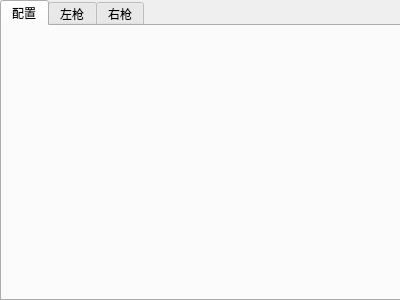
First picture: the form in widget.ui, repository YaoLiMuMu/changer-test, before the edit.
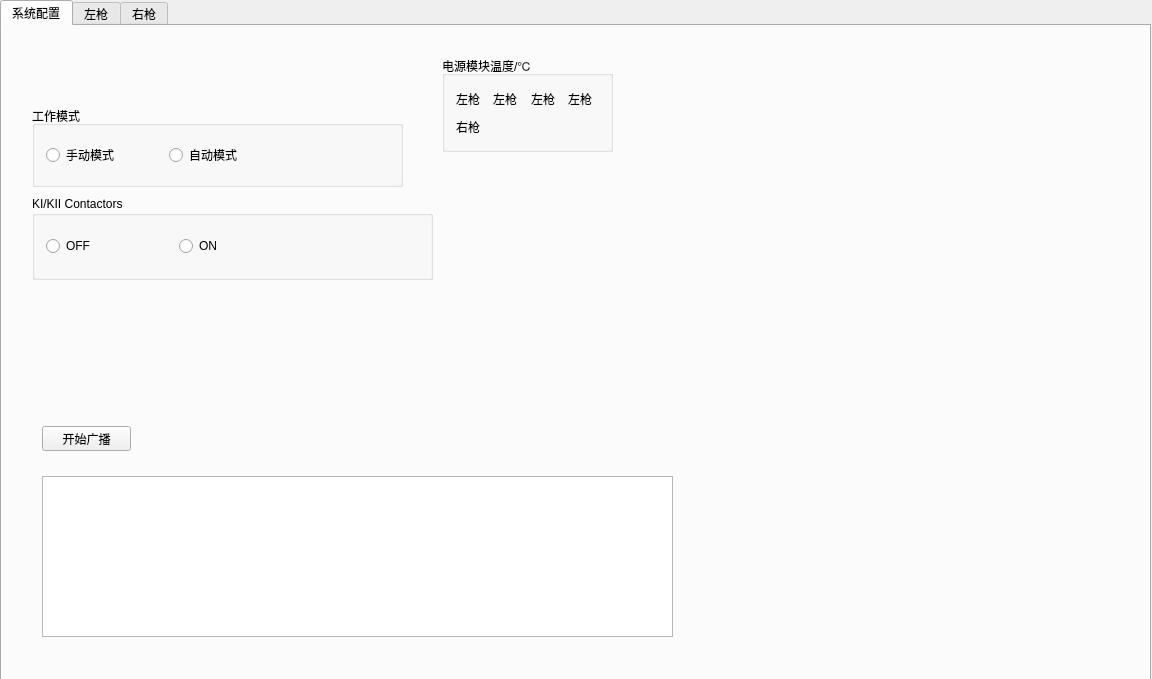
Second picture: the form after the edit. The open tabs and pages were chosen to show the change.

```diff
--- a/widget.ui
+++ b/widget.ui
@@ -6,8 +6,8 @@
    <rect>
     <x>0</x>
     <y>0</y>
-    <width>400</width>
-    <height>300</height>
+    <width>1152</width>
+    <height>679</height>
    </rect>
   </property>
   <property name="windowTitle">
@@ -18,8 +18,8 @@
     <rect>
      <x>0</x>
      <y>0</y>
-     <width>401</width>
-     <height>301</height>
+     <width>1151</width>
+     <height>681</height>
     </rect>
    </property>
    <property name="currentIndex">
@@ -27,8 +27,219 @@
    </property>
    <widget class="QWidget" name="tab">
     <attribute name="title">
-     <string>配置</string>
+     <string>系统配置</string>
     </attribute>
+    <widget class="QGroupBox" name="groupBox">
+     <property name="geometry">
+      <rect>
+       <x>440</x>
+       <y>30</y>
+       <width>171</width>
+       <height>96</height>
+      </rect>
+     </property>
+     <property name="title">
+      <string>电源模块温度/℃</string>
+     </property>
+     <layout class="QGridLayout" name="gridLayout_2">
+      <item row="0" column="1">
+       <widget class="QLabel" name="label1_5">
+        <property name="text">
+         <string>左枪</string>
+        </property>
+       </widget>
+      </item>
+      <item row="0" column="2">
+       <widget class="QLabel" name="label1_6">
+        <property name="text">
+         <string>左枪</string>
+        </property>
+       </widget>
+      </item>
+      <item row="3" column="0">
+       <widget class="QLabel" name="label1_4">
+        <property name="text">
+         <string>右枪</string>
+        </property>
+       </widget>
+      </item>
+      <item row="0" column="0">
+       <widget class="QLabel" name="label1_3">
+        <property name="text">
+         <string>左枪</string>
+        </property>
+       </widget>
+      </item>
+      <item row="0" column="3">
+       <widget class="QLabel" name="label1_7">
+        <property name="text">
+         <string>左枪</string>
+        </property>
+       </widget>
+      </item>
+     </layout>
+    </widget>
+    <widget class="QPushButton" name="pushButton">
+     <property name="geometry">
+      <rect>
+       <x>40</x>
+       <y>400</y>
+       <width>89</width>
+       <height>25</height>
+      </rect>
+     </property>
+     <property name="text">
+      <string>开始广播</string>
+     </property>
+    </widget>
+    <widget class="QListWidget" name="listWidget">
+     <property name="geometry">
+      <rect>
+       <x>40</x>
+       <y>450</y>
+       <width>631</width>
+       <height>161</height>
+      </rect>
+     </property>
+    </widget>
+    <widget class="QGroupBox" name="groupBox_3">
+     <property name="geometry">
+      <rect>
+       <x>30</x>
+       <y>80</y>
+       <width>371</width>
+       <height>81</height>
+      </rect>
+     </property>
+     <property name="title">
+      <string>工作模式</string>
+     </property>
+     <layout class="QHBoxLayout" name="horizontalLayout_4">
+      <item>
+       <widget class="QRadioButton" name="radioButton1_1">
+        <property name="text">
+         <string>手动模式</string>
+        </property>
+       </widget>
+      </item>
+      <item>
+       <spacer name="verticalSpacer_7">
+        <property name="orientation">
+         <enum>Qt::Vertical</enum>
+        </property>
+        <property name="sizeHint" stdset="0">
+         <size>
+          <width>20</width>
+          <height>40</height>
+         </size>
+        </property>
+       </spacer>
+      </item>
+      <item>
+       <widget class="QRadioButton" name="radioButton1_2">
+        <property name="text">
+         <string>自动模式</string>
+        </property>
+       </widget>
+      </item>
+      <item>
+       <spacer name="verticalSpacer_8">
+        <property name="orientation">
+         <enum>Qt::Vertical</enum>
+        </property>
+        <property name="sizeHint" stdset="0">
+         <size>
+          <width>20</width>
+          <height>40</height>
+         </size>
+        </property>
+       </spacer>
+      </item>
+      <item>
+       <widget class="QLabel" name="label1_1">
+        <property name="font">
+         <font>
+          <weight>50</weight>
+          <bold>false</bold>
+          <kerning>false</kerning>
+         </font>
+        </property>
+        <property name="text">
+         <string/>
+        </property>
+       </widget>
+      </item>
+     </layout>
+    </widget>
+    <widget class="QGroupBox" name="groupBox1_3">
+     <property name="geometry">
+      <rect>
+       <x>30</x>
+       <y>170</y>
+       <width>401</width>
+       <height>84</height>
+      </rect>
+     </property>
+     <property name="title">
+      <string>KI/KII Contactors</string>
+     </property>
+     <layout class="QHBoxLayout" name="horizontalLayout_6">
+      <item>
+       <widget class="QRadioButton" name="radioButton1_3">
+        <property name="text">
+         <string>OFF</string>
+        </property>
+       </widget>
+      </item>
+      <item>
+       <spacer name="verticalSpacer_11">
+        <property name="orientation">
+         <enum>Qt::Vertical</enum>
+        </property>
+        <property name="sizeHint" stdset="0">
+         <size>
+          <width>20</width>
+          <height>40</height>
+         </size>
+        </property>
+       </spacer>
+      </item>
+      <item>
+       <widget class="QRadioButton" name="radioButton1_4">
+        <property name="text">
+         <string>ON</string>
+        </property>
+       </widget>
+      </item>
+      <item>
+       <spacer name="verticalSpacer_12">
+        <property name="orientation">
+         <enum>Qt::Vertical</enum>
+        </property>
+        <property name="sizeHint" stdset="0">
+         <size>
+          <width>20</width>
+          <height>40</height>
+         </size>
+        </property>
+       </spacer>
+      </item>
+      <item>
+       <widget class="QLabel" name="label1_2">
+        <property name="font">
+         <font>
+          <weight>50</weight>
+          <bold>false</bold>
+          <kerning>false</kerning>
+         </font>
+        </property>
+        <property name="text">
+         <string/>
+        </property>
+       </widget>
+      </item>
+     </layout>
+    </widget>
    </widget>
    <widget class="QWidget" name="tab_2">
     <attribute name="title">
@@ -155,9 +366,9 @@
        </spacer>
       </item>
       <item>
-       <widget class="QLabel" name="label1_2">
+       <widget class="QLabel" name="label2">
         <property name="text">
-         <string>状态</string>
+         <string/>
         </property>
        </widget>
       </item>
```
Left out of the diff: 210 changed lines with no effect on the pictures.
